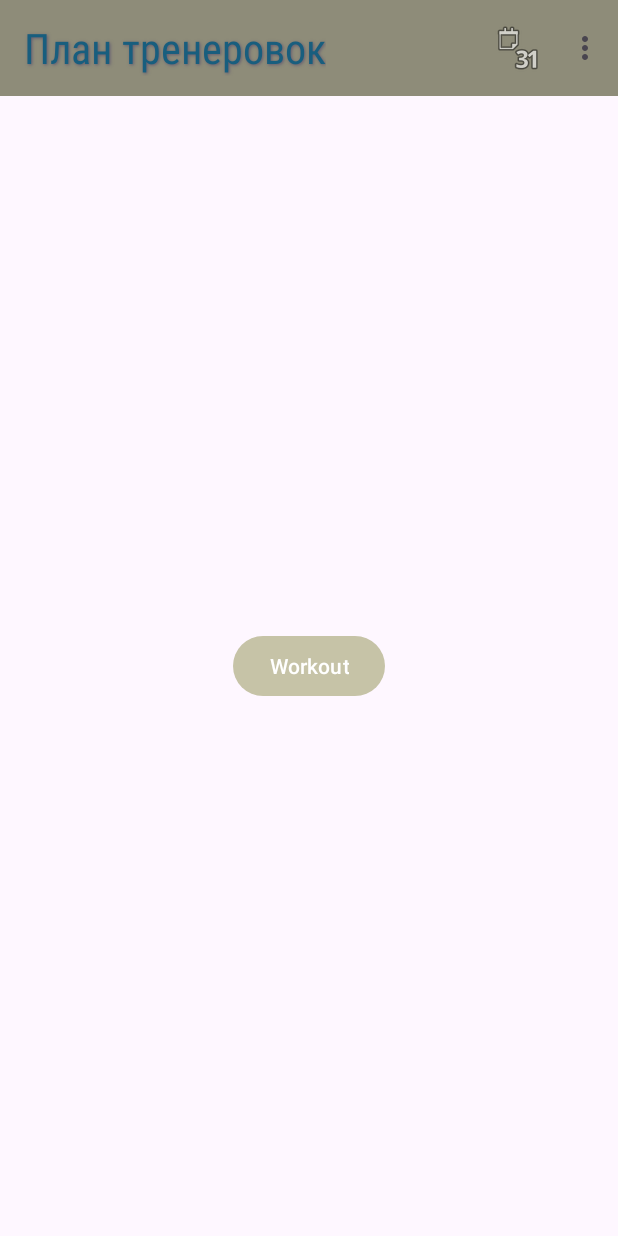
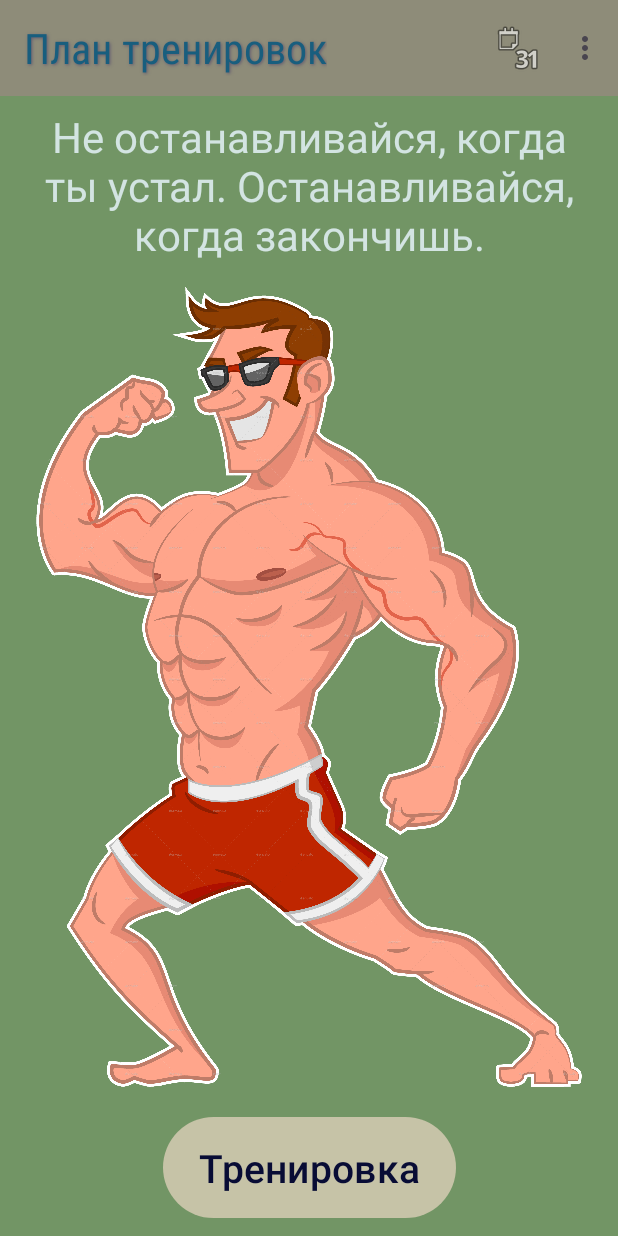
Before and after one commit to KotlyarovSergey/WorkoutSchedule, an Android app: the screen it shows after launch (MainActivity), on a phone screen of 412 x 824 dp. Run offline under Robolectric (Android 15) with nearby library versions, the phone set to English and light mode, and no system bars; our stand-ins replace data binding; Roboto replaces fonts that are not available here.

```diff
--- a/app/src/main/java/com/ksv/workoutschedule/presentation/GreetingFragment.kt
+++ b/app/src/main/java/com/ksv/workoutschedule/presentation/GreetingFragment.kt
@@ -6,6 +6,7 @@ import androidx.fragment.app.Fragment
 import android.view.LayoutInflater
 import android.view.View
 import android.view.ViewGroup
+import androidx.appcompat.app.AppCompatActivity
 import com.ksv.workoutschedule.R
 import com.ksv.workoutschedule.databinding.FragmentGreetingBinding
 import com.ksv.workoutschedule.presentation.workout.WorkoutActivity
@@ -29,9 +30,18 @@ class GreetingFragment : Fragment() {
 
     override fun onViewCreated(view: View, savedInstanceState: Bundle?) {
         super.onViewCreated(view, savedInstanceState)
+        (activity as AppCompatActivity).supportActionBar?.title = TITLE
+
         binding.workoutButton.setOnClickListener {
             val intent = Intent(requireActivity(), WorkoutActivity::class.java)
             startActivity(intent)
         }
     }
+
+
+
+
+    companion object {
+        private const val TITLE = "План тренировок"
+    }
 }
--- a/app/src/main/res/layout/fragment_greeting.xml
+++ b/app/src/main/res/layout/fragment_greeting.xml
@@ -1,18 +1,54 @@
 <?xml version="1.0" encoding="utf-8"?>
 <layout xmlns:android="http://schemas.android.com/apk/res/android"
+    xmlns:app="http://schemas.android.com/apk/res-auto"
     xmlns:tools="http://schemas.android.com/tools">
 
-<FrameLayout
+    <androidx.constraintlayout.widget.ConstraintLayout
         android:layout_width="match_parent"
         android:layout_height="match_parent"
+        android:background="#729565"
         tools:context=".presentation.GreetingFragment">
+
+        <TextView
+            android:id="@+id/quote_text_view"
+            android:layout_width="match_parent"
+            android:layout_height="wrap_content"
+            android:text="@string/greeting_quote"
+            android:textAlignment="center"
+            android:layout_marginTop="8dp"
+            android:layout_marginHorizontal="16dp"
+            android:textSize="28sp"
+            android:textColor="#D3E4E2"
+            app:layout_constraintStart_toStartOf="parent"
+            app:layout_constraintEnd_toEndOf="parent"
+            app:layout_constraintTop_toTopOf="parent"/>
+
+        <ImageView
+            android:id="@+id/logo_image"
+            android:layout_width="0dp"
+            android:layout_height="0dp"
+            android:layout_margin="16dp"
+            android:adjustViewBounds="true"
+            android:scaleType="fitCenter"
+            android:src="@drawable/logo_4"
+            app:layout_constraintBottom_toTopOf="@id/workout_button"
+            app:layout_constraintEnd_toEndOf="parent"
+            app:layout_constraintStart_toStartOf="parent"
+            app:layout_constraintTop_toBottomOf="@+id/quote_text_view" />
 
         <Button
             android:id="@+id/workout_button"
             android:layout_width="wrap_content"
             android:layout_height="wrap_content"
-        android:text="Workout"
-        android:layout_gravity="center"/>
+            android:layout_gravity="center|bottom"
+            android:paddingVertical="16dp"
+            android:text="@string/to_workout"
+            android:textColor="@color/deep_dark_blue_text"
+            android:textSize="26sp"
+            android:layout_marginBottom="8dp"
+            app:layout_constraintBottom_toBottomOf="parent"
+            app:layout_constraintEnd_toEndOf="parent"
+            app:layout_constraintStart_toStartOf="parent"/>
 
-</FrameLayout>
+    </androidx.constraintlayout.widget.ConstraintLayout>
 </layout>
--- a/app/src/main/res/values/strings.xml
+++ b/app/src/main/res/values/strings.xml
@@ -19,7 +19,8 @@
     <string name="default_question">Вы уверены в своём выборе?</string>
     <string name="yes_answer_text">Да</string>
     <string name="no_answer_text">Нет</string>
-    <!-- TODO: Remove or change this placeholder text -->
     <string name="hello_blank_fragment">Hello blank fragment</string>
+    <string name="to_workout">Тренировка</string>
+    <string name="greeting_quote">Не останавливайся, когда ты устал. Останавливайся, когда закончишь.</string>
 
 </resources>
```
Also changed, not shown: app/src/main/res/drawable/logo_4.png (added). Lines whose indentation alone changed are shown as unchanged.
